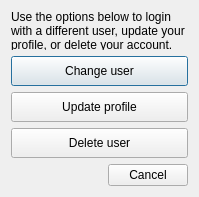
Qt form LDMP/gui/DlgSettingsEdit.ui (ConservationInternational/trends.earth) before a commit.
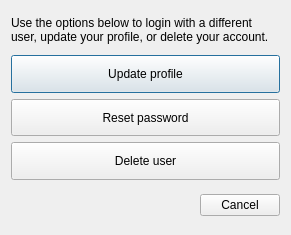
The same form after that commit.

Commit message: Refactored settings GUI and logic to store credential into QGIS auth infrastructure. Fixes #354 #341 (#362)

What changed in the file:
```diff
--- a/LDMP/gui/DlgSettingsEdit.ui
+++ b/LDMP/gui/DlgSettingsEdit.ui
@@ -6,8 +6,8 @@
    <rect>
     <x>0</x>
     <y>0</y>
-    <width>199</width>
-    <height>197</height>
+    <width>291</width>
+    <height>235</height>
    </rect>
   </property>
   <property name="sizePolicy">
@@ -36,25 +36,6 @@
      </property>
     </widget>
    </item>
-   <item>
-    <widget class="QPushButton" name="pushButton_change_user">
-     <property name="sizePolicy">
-      <sizepolicy hsizetype="Minimum" vsizetype="Minimum">
-       <horstretch>0</horstretch>
-       <verstretch>0</verstretch>
-      </sizepolicy>
-     </property>
-     <property name="minimumSize">
-      <size>
-       <width>0</width>
-       <height>30</height>
-      </size>
-     </property>
-     <property name="text">
-      <string>Change user</string>
-     </property>
-    </widget>
-   </item>
    <item>
     <widget class="QPushButton" name="pushButton_update_profile">
      <property name="sizePolicy">
@@ -80,6 +61,31 @@
      </property>
     </widget>
    </item>
+   <item>
+    <widget class="QPushButton" name="pushButton_forgot_pwd">
+     <property name="sizePolicy">
+      <sizepolicy hsizetype="Minimum" vsizetype="Minimum">
+       <horstretch>0</horstretch>
+       <verstretch>0</verstretch>
+      </sizepolicy>
+     </property>
+     <property name="minimumSize">
+      <size>
+       <width>0</width>
+       <height>30</height>
+      </size>
+     </property>
+     <property name="font">
+      <font>
+       <weight>50</weight>
+       <bold>false</bold>
+      </font>
+     </property>
+     <property name="text">
+      <string>Reset password</string>
+     </property>
+    </widget>
+   </item>
    <item>
     <widget class="QPushButton" name="pushButton_delete_user">
      <property name="sizePolicy">
```
The commit also changes 6 other files.
